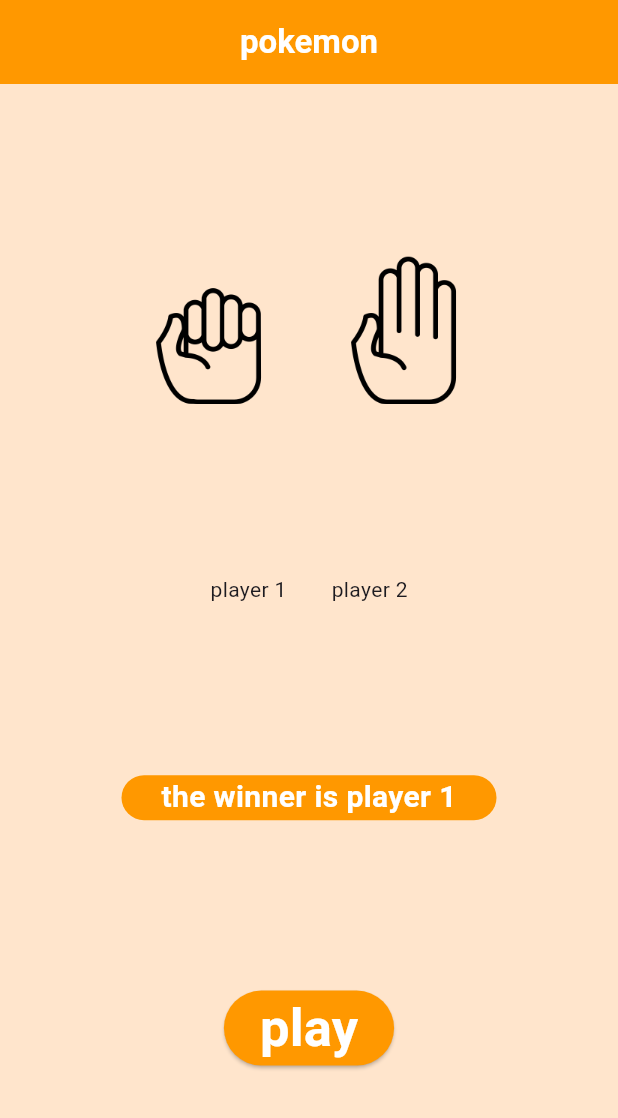
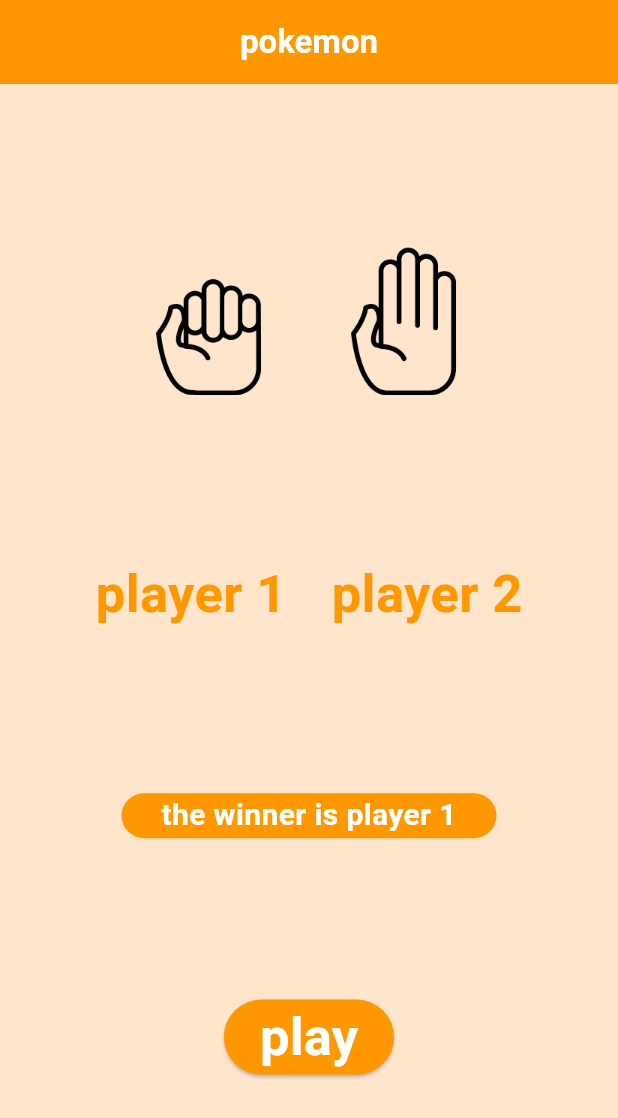
Before and after one commit to ysmq8y/rps, a Flutter app: the screen it shows after launch, on a phone screen of 412 x 824 dp. Shown: the top 1118 px of the screen. Run offline on Flutter 3.47's test engine with Material 3 defaults, Android fonts, the phone set to English and light mode, and no system bars.

Commit message:
changed player 1 and 2 style

```diff
--- a/lib/main.dart
+++ b/lib/main.dart
@@ -85,11 +85,21 @@ class _MyAppState extends State<MyApp> {
             Row(
               mainAxisAlignment: MainAxisAlignment.center,
               children: [
-                Text("player 1"),
+                Text(
+                  "player 1",
+                  style: TextStyle(
+                      fontWeight: FontWeight.bold,
+                      fontSize: 35,
+                      color: Colors.orange),
+                ),
                 SizedBox(
                   width: 30,
                 ),
-                Text("player 2")
+                Text("player 2",
+                    style: TextStyle(
+                        fontWeight: FontWeight.bold,
+                        fontSize: 35,
+                        color: Colors.orange))
               ],
             ),
             Center(
```
